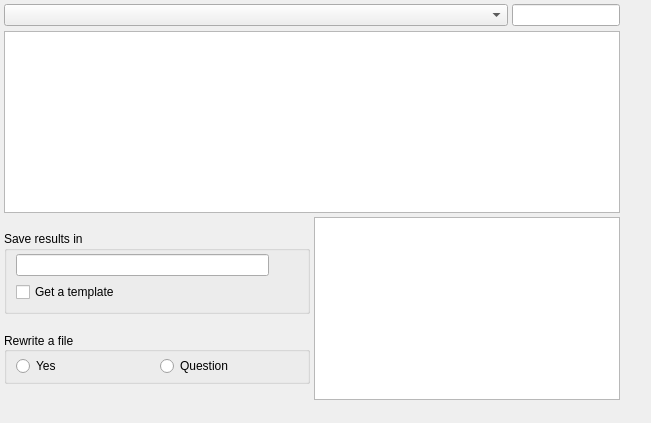
Qt form application/src/mainwindow.ui (dddasd/filmonaizer) before a commit.
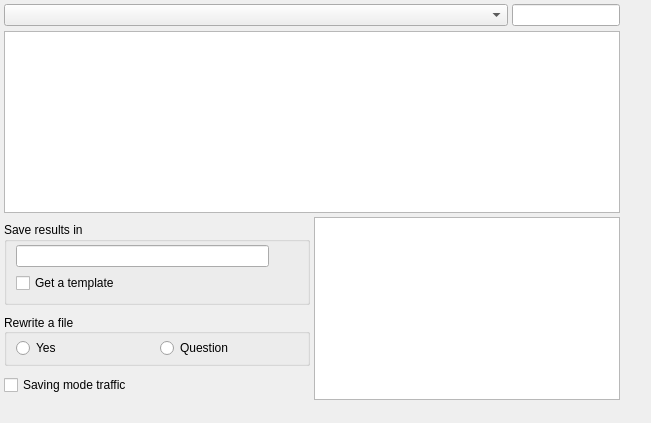
The same form after that commit. Icons and pictures are not drawn. Custom widgets are drawn as their Qt base class.

Diff of the .ui file:
```diff
--- a/application/src/mainwindow.ui
+++ b/application/src/mainwindow.ui
@@ -373,6 +373,13 @@
           </layout>
          </widget>
         </item>
+        <item>
+         <widget class="QCheckBox" name="checkBox_saving_mode_traffic">
+          <property name="text">
+           <string>Saving mode traffic</string>
+          </property>
+         </widget>
+        </item>
        </layout>
       </item>
       <item>
```
Left out of the diff: 11 changed lines with no effect on the pictures.
